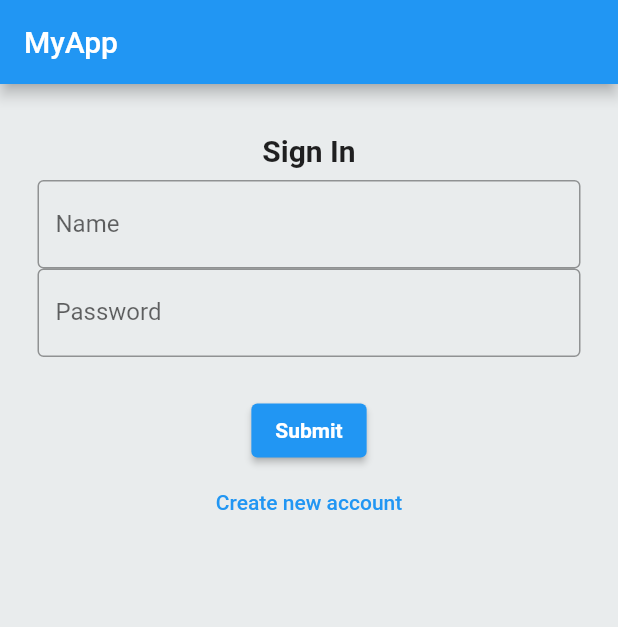
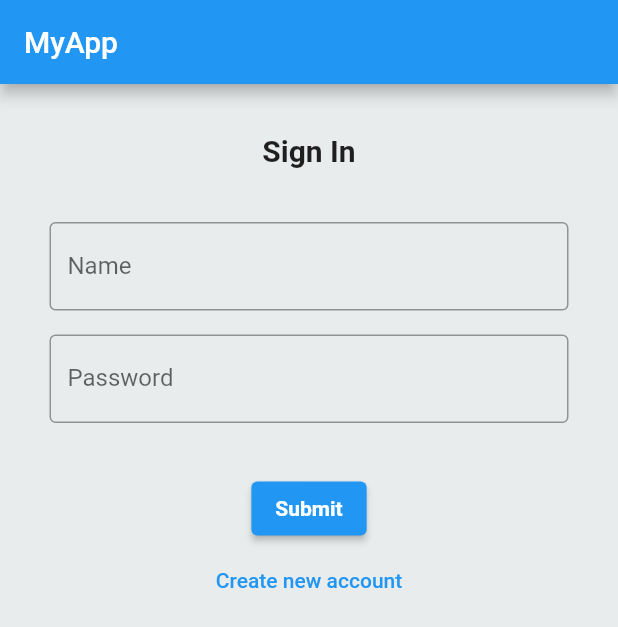
Before and after one commit to pratyush1425/project, a Flutter app: the screen it shows after launch, on a phone screen of 412 x 824 dp. Shown: the top 627 px of the screen. Run offline on Flutter 3.47's test engine with Material 2 defaults, Android fonts, the phone set to English and light mode, and no system bars.

Commit message:
edit in login page

```diff
--- a/lib/pages/login.dart
+++ b/lib/pages/login.dart
@@ -39,7 +39,12 @@ class _LoginPageState extends State<LoginPage> {
                   key: _formkey,
                   child: Column(
                     children: <Widget>[
-                      TextFormField(
+                      const SizedBox(
+                        height: 20,
+                      ),
+                      Padding(
+                        padding: const EdgeInsets.all(8.0),
+                        child: TextFormField(
                           decoration: const InputDecoration(
                               labelText: "Name",
                               border: OutlineInputBorder(),
@@ -54,7 +59,10 @@ class _LoginPageState extends State<LoginPage> {
                             _name = value!;
                           },
                         ),
-                      TextFormField(
+                      ),
+                      Padding(
+                        padding: const EdgeInsets.all(8.0),
+                        child: TextFormField(
                           decoration: const InputDecoration(
                               labelText: "Password",
                               border: OutlineInputBorder(),
@@ -69,6 +77,7 @@ class _LoginPageState extends State<LoginPage> {
                           onSaved: (value) {
                             _password = value!;
                           },
+                        ),
                       ),
                       const SizedBox(height: 25),
                       ElevatedButton(
```
Lines whose indentation alone changed are shown as unchanged.
